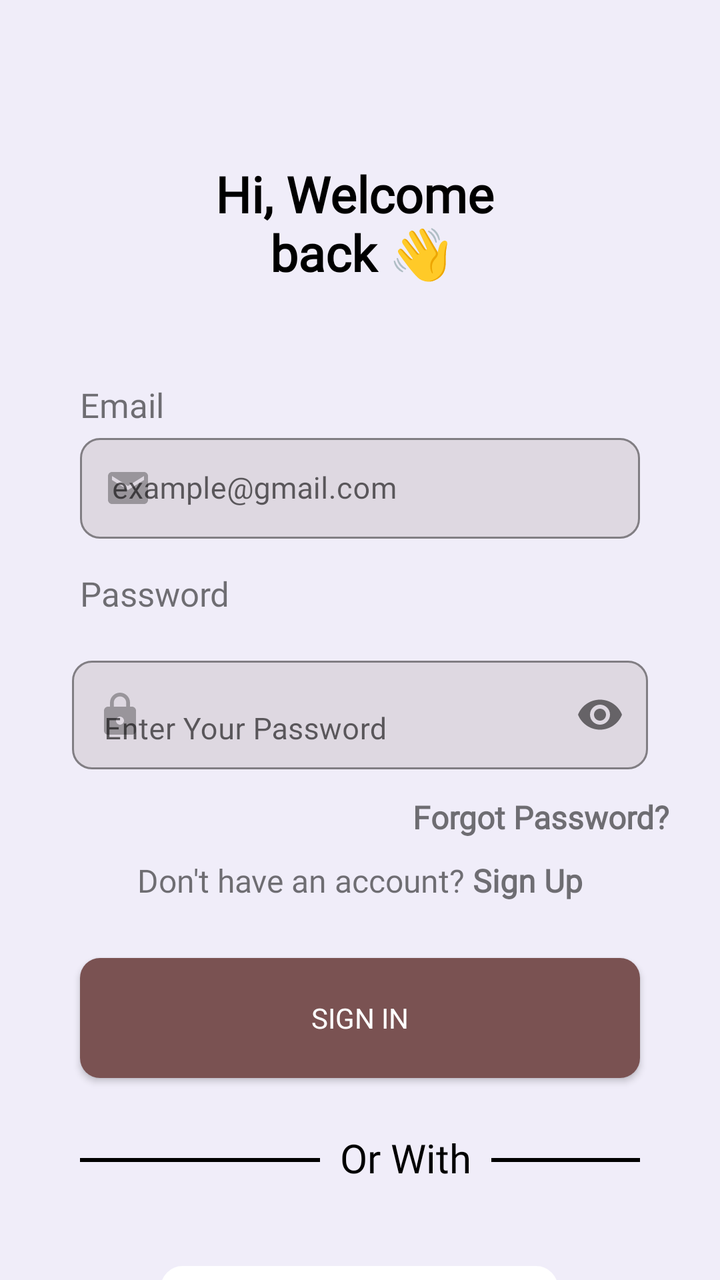
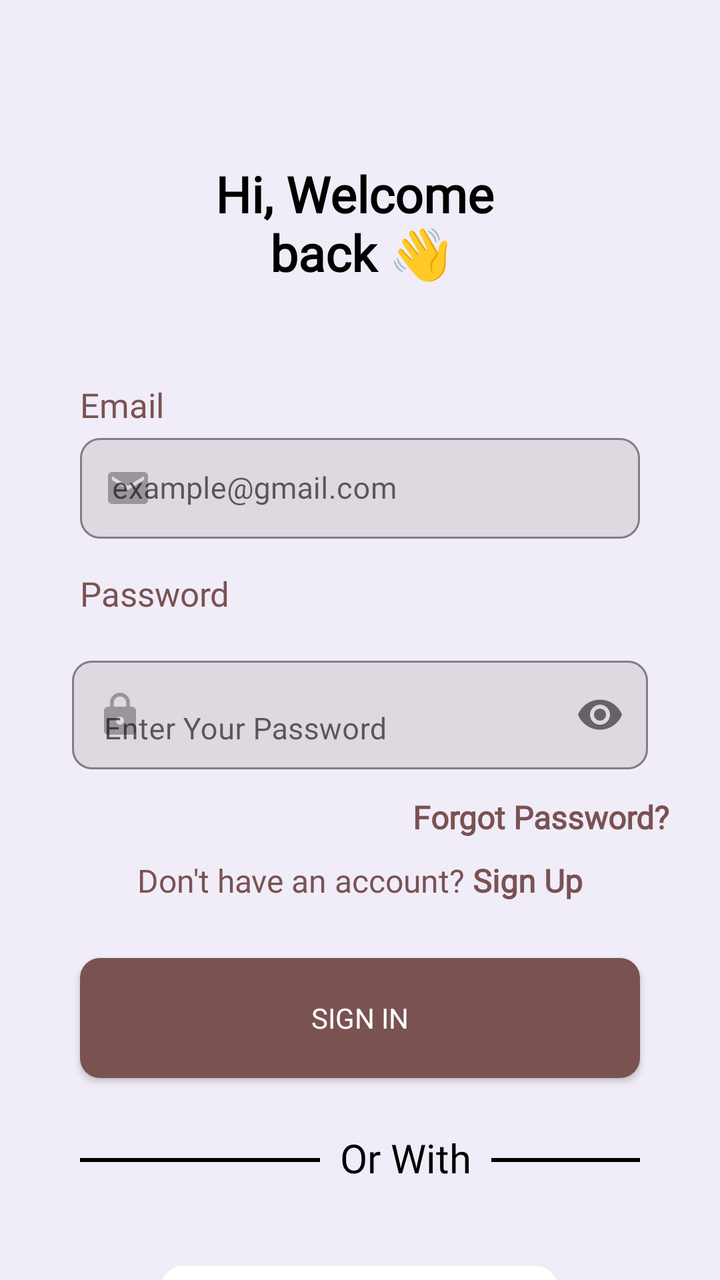

Screens rendered from an Android XML layout before and after an edit, with the pre-edit source and the edit as a unified diff.
<!-- AndroidManifest.xml: application theme Theme.TheLingoProjectShahdOsman -->
<!-- res/layout/fragment_sign_in.xml -->
<?xml version="1.0" encoding="utf-8"?>
<androidx.constraintlayout.widget.ConstraintLayout
    xmlns:android="http://schemas.android.com/apk/res/android"
    xmlns:app="http://schemas.android.com/apk/res-auto"
    android:layout_width="match_parent"
    android:layout_height="match_parent"
    android:background="#F0EDF9">

    <TextView
        android:id="@+id/welcome"
        android:layout_width="206dp"
        android:layout_height="91dp"
        android:layout_marginTop="80dp"
        android:fontFamily="@font/poppins_semibold"
        android:text="Hi, Welcome \nback 👋"
        android:textAlignment="center"
        android:textColor="@color/black"
        android:textSize="25sp"
        android:textStyle="bold"
        app:layout_constraintEnd_toEndOf="parent"
        app:layout_constraintHorizontal_bias="0.502"
        app:layout_constraintStart_toStartOf="parent"
        app:layout_constraintTop_toTopOf="parent" />

    <TextView
            android:id="@+id/textView3"
            android:layout_width="wrap_content"
            android:layout_height="wrap_content"
            android:layout_marginStart="40dp"
            android:fontFamily="@font/poppins_light"
            android:text="Email"
            android:textSize="17sp"
            android:layout_marginTop="20dp"
            app:layout_constraintStart_toStartOf="parent"
            app:layout_constraintTop_toBottomOf="@+id/welcome" />

        <com.google.android.material.textfield.TextInputLayout
            android:id="@+id/email_TIL"
            android:layout_width="match_parent"
            android:layout_height="wrap_content"
            app:startIconDrawable="@drawable/email"
            android:focusable="true"
            android:focusableInTouchMode="true"
            app:boxCornerRadiusBottomEnd="10dp"
            app:boxCornerRadiusBottomStart="10dp"
            app:boxCornerRadiusTopEnd="10dp"
            app:boxCornerRadiusTopStart="10dp"
            app:boxBackgroundMode="outline"
            app:boxStrokeColor="@color/black"
            app:boxBackgroundColor="@color/darker_than_background"
            android:layout_marginStart="40dp"
            android:layout_marginEnd="40dp"
            android:hint="example@gmail.com"
            app:hintTextColor="@color/burgundy"
            app:helperTextTextColor="@android:color/holo_red_dark"
            app:layout_constraintEnd_toEndOf="parent"
            app:layout_constraintStart_toStartOf="parent"
            app:layout_constraintTop_toBottomOf="@+id/textView3">

            <com.google.android.material.textfield.TextInputEditText
                android:id="@+id/email_et"
                android:layout_width="match_parent"
                android:layout_height="wrap_content"
                android:textSize="15sp"
                android:fontFamily="@font/poppins_light"
                android:inputType="textEmailAddress"
                android:padding="15dp" />

        </com.google.android.material.textfield.TextInputLayout>

        <TextView
            android:id="@+id/textView4"
            android:layout_width="wrap_content"
            android:layout_height="wrap_content"
            android:layout_marginStart="40dp"
            android:layout_marginTop="16dp"
            android:fontFamily="@font/poppins_light"
            android:text="Password"
            android:textSize="17sp"
            app:layout_constraintStart_toStartOf="parent"
            app:layout_constraintTop_toBottomOf="@+id/email_TIL" />

        <com.google.android.material.textfield.TextInputLayout
            android:id="@+id/pass_TIL"
            style="@style/Widget.Material3.TextInputEditText.OutlinedBox.Dense"
            android:layout_width="match_parent"
            android:layout_height="wrap_content"
            app:hintTextColor="@color/burgundy"
            app:boxCornerRadiusBottomEnd="10dp"
            app:boxCornerRadiusBottomStart="10dp"
            app:boxCornerRadiusTopEnd="10dp"
            app:boxCornerRadiusTopStart="10dp"
            app:boxBackgroundMode="outline"
            app:boxStrokeColor="@color/black"
            app:boxBackgroundColor="@color/darker_than_background"
            android:layout_marginStart="20dp"
            android:layout_marginTop="4dp"
            android:layout_marginEnd="20dp"
            android:hint="Enter Your Password"
            app:helperTextTextColor="@android:color/holo_red_dark"
            app:layout_constraintEnd_toEndOf="parent"
            app:layout_constraintHorizontal_bias="0.0"
            app:layout_constraintStart_toStartOf="parent"
            app:layout_constraintTop_toBottomOf="@+id/textView4"
            app:passwordToggleEnabled="true"
            app:startIconDrawable="@drawable/lock">

            <com.google.android.material.textfield.TextInputEditText
                android:id="@+id/pass_et"
                android:layout_width="match_parent"
                android:layout_height="wrap_content"
                android:textSize="15sp"
                android:ems="15"
                android:fontFamily="@font/poppins_light"
                android:inputType="textPassword" />

        </com.google.android.material.textfield.TextInputLayout>

    <TextView
        android:id="@+id/forgotPass"
        android:layout_width="wrap_content"
        android:layout_height="wrap_content"
        android:layout_marginEnd="25dp"
        android:fontFamily="@font/estedad_regular"
        android:textStyle="bold"
        android:text="Forgot Password?"
        android:textSize="16sp"
        app:layout_constraintEnd_toEndOf="parent"
        app:layout_constraintTop_toBottomOf="@+id/pass_TIL" />

        <TextView
            android:id="@+id/dont_have_acc_TV"
            android:layout_width="wrap_content"
            android:layout_height="wrap_content"
            android:fontFamily="@font/estedad_regular"
            android:text="@string/dont_have_an_account_b_sign_up_b"
            android:textSize="16sp"
            android:layout_marginTop="10dp"
            app:layout_constraintBottom_toTopOf="@+id/signin_btn"
            app:layout_constraintEnd_toEndOf="parent"
            app:layout_constraintStart_toStartOf="parent"
            app:layout_constraintTop_toBottomOf="@+id/forgotPass" />


        <androidx.appcompat.widget.AppCompatButton
            android:id="@+id/signin_btn"
            android:layout_width="match_parent"
            android:layout_height="60dp"
            android:layout_marginStart="40dp"
            android:layout_marginTop="28dp"
            android:layout_marginEnd="40dp"
            android:background="@drawable/btn"
            android:fontFamily="@font/poppins_semibold"
            android:text="Sign in"
            android:textColor="@color/white"
            app:layout_constraintEnd_toEndOf="parent"
            app:layout_constraintHorizontal_bias="0.0"
            app:layout_constraintStart_toStartOf="parent"
            app:layout_constraintTop_toBottomOf="@+id/dont_have_acc_TV" />

        <LinearLayout
            android:id="@+id/or_with_layout"
            android:layout_width="match_parent"
            android:layout_height="60dp"
            android:layout_marginStart="40dp"
            android:layout_marginTop="10dp"
            android:layout_marginEnd="40dp"
            android:layout_marginBottom="10dp"
            android:orientation="horizontal"
            app:layout_constraintEnd_toEndOf="parent"
            app:layout_constraintHorizontal_bias="0.0"
            app:layout_constraintStart_toStartOf="parent"
            app:layout_constraintTop_toBottomOf="@+id/signin_btn">

            <View
                android:id="@+id/divider"
                android:layout_width="120dp"
                android:layout_height="2dp"
                android:layout_marginTop="30dp"
                android:background="?android:attr/listDivider"
                android:backgroundTint="@color/black"
                android:backgroundTintMode="src_over" />

            <TextView
                android:id="@+id/textView5"
                android:layout_width="wrap_content"
                android:layout_height="wrap_content"
                android:layout_gravity="center"
                android:layout_marginStart="10dp"
                android:layout_marginEnd="10dp"
                android:fontFamily="@font/poppins_light"
                android:text="Or With"
                android:textColor="@color/black"
                android:textSize="20sp" />

            <View
                android:id="@+id/divider2"
                android:layout_width="120dp"
                android:layout_height="2dp"
                android:layout_marginTop="30dp"
                android:background="?android:attr/listDivider"
                android:backgroundTint="@color/black"
                android:backgroundTintMode="src_over"
                app:layout_constraintEnd_toEndOf="parent"
                app:layout_constraintHorizontal_bias="0.813"
                app:layout_constraintStart_toStartOf="@id/textView5"
                app:layout_constraintTop_toBottomOf="@+id/login_btn" />

        </LinearLayout>

        <TextView
            android:id="@+id/signin_w_google"
            android:layout_width="wrap_content"
            android:layout_height="wrap_content"
            android:layout_marginTop="24dp"
            android:layout_marginBottom="20dp"
            android:background="@drawable/edit_text_bg"
            android:backgroundTint="@color/white"
            android:drawablePadding="10dp"
            android:fontFamily="@font/poppins_light"
            android:gravity="center"
            android:padding="10dp"
            android:text="Sign In with Google"
            android:textAlignment="center"
            android:textColor="@color/black"
            android:textSize="15sp"
            app:drawableStartCompat="@drawable/google_ic_med"
            app:layout_constraintEnd_toEndOf="parent"
            app:layout_constraintHorizontal_bias="0.497"
            app:layout_constraintStart_toStartOf="parent"
            app:layout_constraintTop_toBottomOf="@id/or_with_layout" />


</androidx.constraintlayout.widget.ConstraintLayout>
<!-- resources referenced by this layout -->
<resources>
  <color name="black">#FF000000</color>
  <color name="burgundy">#7A5252</color>
  <color name="darker_than_background">#DED8E1</color>
  <color name="white">#FFFFFFFF</color>
  <!-- drawable btn (drawable) -->
  <?xml version="1.0" encoding="utf-8"?>
  <shape xmlns:android="http://schemas.android.com/apk/res/android"
      android:shape="rectangle">
  
      <solid
          android:color="@color/burgundy"/>
  
      <corners
          android:radius="10dp"/>
  
  </shape>
  <!-- drawable edit_text_bg (drawable) -->
  <?xml version="1.0" encoding="utf-8"?>
  <shape xmlns:android="http://schemas.android.com/apk/res/android"
      android:shape="rectangle">
  
      <stroke android:width="2dp"
          android:color="#AEAEAE"/>
      <corners
          android:radius="10dp"/>
  
  </shape>
  <!-- drawable email (drawable) -->
  <vector android:alpha="0.57" android:height="24dp"
      android:tint="#000000" android:viewportHeight="24"
      android:viewportWidth="24" android:width="24dp" xmlns:android="http://schemas.android.com/apk/res/android">
      <path android:fillColor="@android:color/white" android:pathData="M20,4L4,4c-1.1,0 -1.99,0.9 -1.99,2L2,18c0,1.1 0.9,2 2,2h16c1.1,0 2,-0.9 2,-2L22,6c0,-1.1 -0.9,-2 -2,-2zM20,8l-8,5 -8,-5L4,6l8,5 8,-5v2z"/>
  </vector>
  <!-- drawable google_ic_med: png bitmap (drawable, 1538 bytes) -->
  <!-- drawable lock (drawable) -->
  <vector android:alpha="0.57" android:height="24dp"
      android:tint="#000000" android:viewportHeight="24"
      android:viewportWidth="24" android:width="24dp"
      xmlns:android="http://schemas.android.com/apk/res/android">
      <path android:fillColor="@android:color/white"
          android:pathData="M18,8h-1L17,6c0,-2.76 -2.24,-5 -5,-5S7,3.24 7,6v2L6,8c-1.1,0 -2,0.9
          -2,2v10c0,1.1 0.9,2 2,2h12c1.1,0 2,-0.9 2,-2L20,10c0,-1.1 -0.9,-2 -2,-2zM12,17c-1.1,0 -2,
          -0.9 -2,-2s0.9,-2 2,-2 2,0.9 2,2 -0.9,2 -2,2zM15.1,8L8.9,8L8.9,6c0,-1.71 1.39,-3.1 3.1,-3.1
           1.71,0 3.1,1.39 3.1,3.1v2z"/>
  </vector>
  <string name="dont_have_an_account_b_sign_up_b">Don\'t have an account? <b>Sign Up</b></string>
  <style name="Theme.TheLingoProjectShahdOsman" parent="Theme.MaterialComponents.DayNight.DarkActionBar">
          
          <item name="colorPrimary">@color/background_purple</item>
          <item name="colorPrimaryVariant">@color/background_purple</item>
          <item name="colorOnPrimary">@color/white</item>
          
          <item name="colorSecondary">@color/teal_200</item>
          <item name="colorSecondaryVariant">@color/teal_700</item>
          <item name="colorOnSecondary">@color/black</item>
          
          <item name="android:statusBarColor">?attr/colorPrimaryVariant</item>
          
          <item name="titleTextColor">@color/black</item>
          <item name="expandedTitleGravity">center</item>
  
  
  
  
  
  
  
  
      </style>
  <color name="background_purple">#F0EDF9</color>
  <color name="teal_200">#FF03DAC5</color>
  <color name="teal_700">#FF018786</color>
</resources>

<!-- the commit's change to res/layout/fragment_sign_in.xml (unified diff, before → after) -->
@@ -23,16 +23,17 @@
         app:layout_constraintTop_toTopOf="parent" />
 
     <TextView
-            android:id="@+id/textView3"
-            android:layout_width="wrap_content"
-            android:layout_height="wrap_content"
-            android:layout_marginStart="40dp"
-            android:fontFamily="@font/poppins_light"
-            android:text="Email"
-            android:textSize="17sp"
-            android:layout_marginTop="20dp"
-            app:layout_constraintStart_toStartOf="parent"
-            app:layout_constraintTop_toBottomOf="@+id/welcome" />
+        android:id="@+id/textView3"
+        android:layout_width="wrap_content"
+        android:layout_height="wrap_content"
+        android:layout_marginStart="40dp"
+        android:layout_marginTop="20dp"
+        android:fontFamily="@font/poppins_light"
+        android:text="Email"
+        android:textColor="@color/burgundy"
+        android:textSize="17sp"
+        app:layout_constraintStart_toStartOf="parent"
+        app:layout_constraintTop_toBottomOf="@+id/welcome" />
 
         <com.google.android.material.textfield.TextInputLayout
             android:id="@+id/email_TIL"
@@ -68,17 +69,18 @@
 
         </com.google.android.material.textfield.TextInputLayout>
 
-        <TextView
-            android:id="@+id/textView4"
-            android:layout_width="wrap_content"
-            android:layout_height="wrap_content"
-            android:layout_marginStart="40dp"
-            android:layout_marginTop="16dp"
-            android:fontFamily="@font/poppins_light"
-            android:text="Password"
-            android:textSize="17sp"
-            app:layout_constraintStart_toStartOf="parent"
-            app:layout_constraintTop_toBottomOf="@+id/email_TIL" />
+    <TextView
+        android:id="@+id/textView4"
+        android:layout_width="wrap_content"
+        android:layout_height="wrap_content"
+        android:layout_marginStart="40dp"
+        android:layout_marginTop="16dp"
+        android:fontFamily="@font/poppins_light"
+        android:text="Password"
+        android:textColor="@color/burgundy"
+        android:textSize="17sp"
+        app:layout_constraintStart_toStartOf="parent"
+        app:layout_constraintTop_toBottomOf="@+id/email_TIL" />
 
         <com.google.android.material.textfield.TextInputLayout
             android:id="@+id/pass_TIL"
@@ -122,24 +124,26 @@
         android:layout_height="wrap_content"
         android:layout_marginEnd="25dp"
         android:fontFamily="@font/estedad_regular"
+        android:text="Forgot Password?"
+        android:textColor="@color/burgundy"
+        android:textSize="16sp"
         android:textStyle="bold"
-        android:text="Forgot Password?"
-        android:textSize="16sp"
         app:layout_constraintEnd_toEndOf="parent"
         app:layout_constraintTop_toBottomOf="@+id/pass_TIL" />
 
-        <TextView
-            android:id="@+id/dont_have_acc_TV"
-            android:layout_width="wrap_content"
-            android:layout_height="wrap_content"
-            android:fontFamily="@font/estedad_regular"
-            android:text="@string/dont_have_an_account_b_sign_up_b"
-            android:textSize="16sp"
-            android:layout_marginTop="10dp"
-            app:layout_constraintBottom_toTopOf="@+id/signin_btn"
-            app:layout_constraintEnd_toEndOf="parent"
-            app:layout_constraintStart_toStartOf="parent"
-            app:layout_constraintTop_toBottomOf="@+id/forgotPass" />
+    <TextView
+        android:id="@+id/dont_have_acc_TV"
+        android:layout_width="wrap_content"
+        android:layout_height="wrap_content"
+        android:layout_marginTop="10dp"
+        android:fontFamily="@font/estedad_regular"
+        android:text="@string/dont_have_an_account_b_sign_up_b"
+        android:textColor="@color/burgundy"
+        android:textSize="16sp"
+        app:layout_constraintBottom_toTopOf="@+id/signin_btn"
+        app:layout_constraintEnd_toEndOf="parent"
+        app:layout_constraintStart_toStartOf="parent"
+        app:layout_constraintTop_toBottomOf="@+id/forgotPass" />
 
 
         <androidx.appcompat.widget.AppCompatButton
